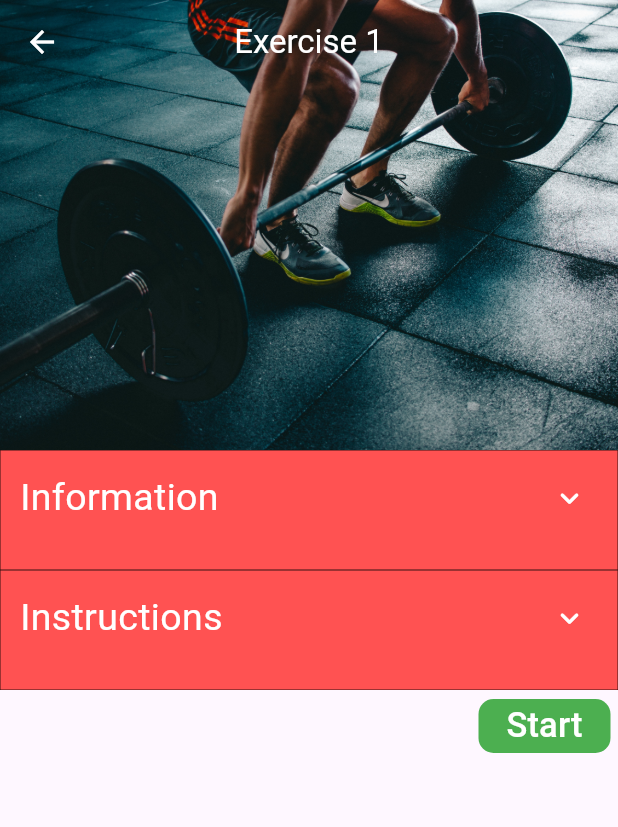
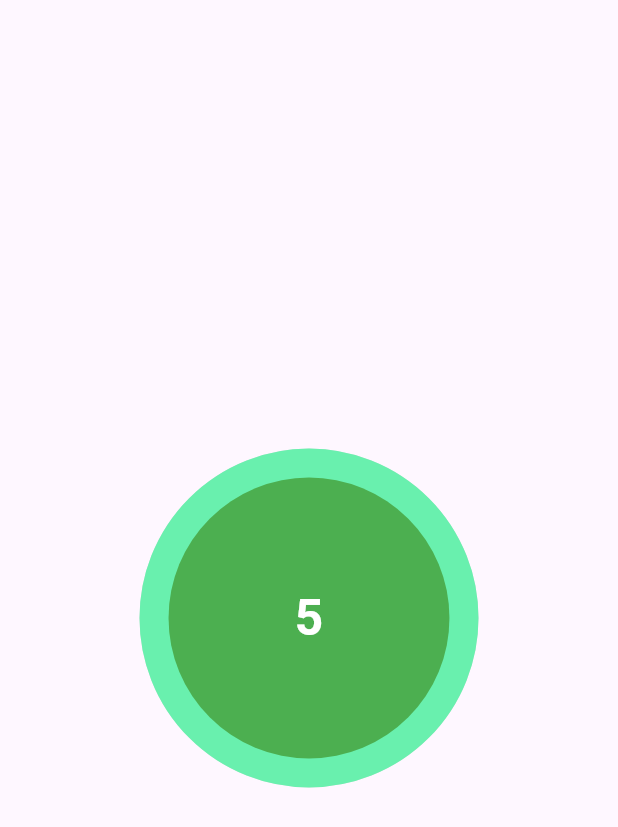
Before and after one commit to tedydevmac/innofest-app, a Flutter app: the InstructionPage screen opened directly, after a tap on "Start", on a phone screen of 412 x 824 dp. Shown: the top 827 px of the screen. Run offline on Flutter 3.47's test engine with Material 2 defaults, Android fonts, the phone set to English and light mode, and no system bars; drawn by our look-alikes of circular_countdown_timer; our stand-ins replace another_flutter_splash_screen, scroll_snap_list; Roboto replaces fonts that are missing (Avenir Medium, Avenir Roman).

Commit message:
added SplashScreen + Extra Select + ExercisePage

```diff
--- a/lib/components/Selection.dart
+++ b/lib/components/Selection.dart
@@ -9,12 +9,12 @@ class Select extends StatelessWidget {
   @override
   Widget build(BuildContext context) {
     return Container(
-      height: MediaQuery.of(context).size.height * 0.3,
+      height: MediaQuery.of(context).size.height * 0.22,
       width: MediaQuery.of(context).size.width,
       decoration: BoxDecoration(
         image: DecorationImage(
           image: AssetImage(imagePath),
-          fit: BoxFit.cover,
+          fit: BoxFit.fill,
         ),
       ),
       child: Row(
@@ -29,7 +29,7 @@ class Select extends StatelessWidget {
               ),
             ),
             child: Padding(
-              padding: const EdgeInsets.all(2),
+              padding: const EdgeInsets.all(3),
               child: Text(
                 title,
                 style: const TextStyle(
--- /dev/null
+++ b/lib/screens/ExercisePage.dart
@@ -0,0 +1,68 @@
+import 'package:flutter/material.dart';
+import 'package:circular_countdown_timer/circular_countdown_timer.dart';
+
+class ExercisePage extends StatefulWidget {
+  const ExercisePage({super.key});
+
+  @override
+  State<ExercisePage> createState() => _ExercisePageState();
+}
+
+class _ExercisePageState extends State<ExercisePage> {
+  @override
+  Widget build(BuildContext context) {
+    return Scaffold(
+      body: SafeArea(
+        bottom: false,
+        child: Column(
+          mainAxisAlignment: MainAxisAlignment.center,
+          crossAxisAlignment: CrossAxisAlignment.center,
+          children: [
+            Center(
+              child: CircularCountDownTimer(
+                duration: 5,
+                initialDuration: 0,
+                controller: CountDownController(),
+                width: MediaQuery.of(context).size.width / 2,
+                height: MediaQuery.of(context).size.height / 2,
+                ringColor: Colors.grey[300]!,
+                ringGradient: null,
+                fillColor: Colors.greenAccent,
+                fillGradient: null,
+                backgroundColor: Colors.green[500],
+                backgroundGradient: null,
+                strokeWidth: 20.0,
+                strokeCap: StrokeCap.round,
+                textStyle: const TextStyle(
+                    fontSize: 33.0,
+                    color: Colors.white,
+                    fontWeight: FontWeight.bold),
+                textFormat: CountdownTextFormat.S,
+                isReverse: true,
+                isReverseAnimation: true,
+                isTimerTextShown: true,
+                autoStart: true,
+                onStart: () {
+                  debugPrint('Countdown Started');
+                },
+                onComplete: () {
+                  debugPrint('Countdown Ended');
+                },
+                onChange: (String timeStamp) {
+                  debugPrint('Countdown Changed $timeStamp');
+                },
+                timeFormatterFunction: (defaultFormatterFunction, duration) {
+                  if (duration.inSeconds == 0) {
+                    return "START!";
+                  } else {
+                    return Function.apply(defaultFormatterFunction, [duration]);
+                  }
+                },
+              ),
+            ),
+          ],
+        ),
+      ),
+    );
+  }
+}
--- a/lib/screens/InstructionPage.dart
+++ b/lib/screens/InstructionPage.dart
@@ -1,4 +1,6 @@
+import 'package:flutter/cupertino.dart';
 import 'package:flutter/material.dart';
+import 'package:innofest_app/screens/ExercisePage.dart';
 
 class InstructionPage extends StatefulWidget {
   final String appBarTitle;
@@ -14,7 +16,6 @@ class _InstructionPageState extends State<InstructionPage>
     with TickerProviderStateMixin {
   bool expanded1 = false;
   bool expanded2 = false;
-  bool expanded3 = false;
   // 1
   late final AnimationController _controller1 = AnimationController(
     duration: const Duration(milliseconds: 250),
@@ -44,6 +45,33 @@ class _InstructionPageState extends State<InstructionPage>
   @override
   Widget build(BuildContext context) {
     return Scaffold(
+      floatingActionButton: SizedBox(
+        width: 95,
+        child: FloatingActionButton(
+          onPressed: () {
+            Navigator.of(context).push(
+              CupertinoPageRoute(
+                builder: (context) => const ExercisePage(),
+              ),
+            );
+          },
+          backgroundColor: Colors.green,
+          enableFeedback: true,
+          shape: RoundedRectangleBorder(
+            borderRadius: BorderRadius.circular(10),
+          ),
+          child: const Padding(
+            padding: EdgeInsets.symmetric(horizontal: 10, vertical: 5),
+            child: Text(
+              "Start",
+              style: TextStyle(
+                  fontFamily: "Avenir Roman",
+                  fontSize: 25,
+                  color: Colors.white),
+            ),
+          ),
+        ),
+      ),
       body: CustomScrollView(
         slivers: [
           SliverAppBar(
@@ -56,15 +84,44 @@ class _InstructionPageState extends State<InstructionPage>
                 fit: BoxFit.cover,
               ),
             ),
-            title: Text(
-              "Exercise ${widget.imageNo}",
-              style: const TextStyle(fontFamily: "Avenir Roman"),
+            pinned: true,
+            backgroundColor: widget.imageNo == "1"
+                ? Colors.blueGrey[700]
+                : widget.imageNo == "2"
+                    ? Colors.indigo[100]
+                    : Colors.white,
+            bottom: PreferredSize(
+              preferredSize: const Size.fromHeight(40),
+              child: Row(
+                mainAxisAlignment: MainAxisAlignment.start,
+                crossAxisAlignment: CrossAxisAlignment.center,
+                children: [
+                  Padding(
+                    padding: const EdgeInsets.symmetric(
+                        horizontal: 12.0, vertical: 5.0),
+                    child: Text(
+                      widget.appBarTitle,
+                      style: TextStyle(
+                        fontFamily: "Avenir Roman",
+                        fontSize:
+                            widget.appBarTitle == "Cardiovascular Endurance"
+                                ? 30
+                                : 35,
+                        color: widget.imageNo == "1"
+                            ? Colors.white
+                            : widget.imageNo == "2"
+                                ? Colors.white
+                                : widget.imageNo == "3"
+                                    ? Colors.black
+                                    : Colors.white,
                       ),
-            centerTitle: true,
+                    ),
+                  ),
+                ],
+              ),
+            ),
           ),
           SliverToBoxAdapter(
-            child: SingleChildScrollView(
-              physics: const NeverScrollableScrollPhysics(),
             child: Column(
               mainAxisAlignment: MainAxisAlignment.start,
               crossAxisAlignment: CrossAxisAlignment.start,
@@ -78,7 +135,8 @@ class _InstructionPageState extends State<InstructionPage>
                     border: Border.all(width: 0.3, color: Colors.black87),
                   ),
                   child: Padding(
-                      padding: const EdgeInsets.all(8.0),
+                    padding: const EdgeInsets.symmetric(
+                        horizontal: 12.0, vertical: 8.0),
                     child: Column(
                       mainAxisAlignment: MainAxisAlignment.start,
                       crossAxisAlignment: CrossAxisAlignment.start,
@@ -86,9 +144,6 @@ class _InstructionPageState extends State<InstructionPage>
                         Row(
                           mainAxisAlignment: MainAxisAlignment.start,
                           children: [
-                              const SizedBox(
-                                width: 5,
-                              ),
                             const Text(
                               "Information",
                               style: TextStyle(
@@ -120,7 +175,17 @@ class _InstructionPageState extends State<InstructionPage>
                               ),
                             ),
                           ],
-                          )
+                        ),
+                        if (expanded1 == true)
+                          const Expanded(
+                            child: Text(
+                              "Lorem ipsum dolor sit amet, consectetur adipiscing elit, sed do eiusmod tempor incididunt ut labore et dolore magna aliqua. Ut enim ad minim veniam, quis nostrud exercitation ullamco laboris nisi ut aliquip ex ea commodo consequat. Duis aute irure dolor in reprehenderit in voluptate velit esse cillum dolore eu fugiat nulla pariatur. Excepteur sint occaecat cupidatat non proident, sunt in culpa qui officia deserunt mollit anim id est laborum.",
+                              style: TextStyle(
+                                  fontFamily: "Avenir Medium",
+                                  fontSize: 18,
+                                  color: Colors.white),
+                            ),
+                          ),
                       ],
                     ),
                   ),
@@ -134,7 +199,8 @@ class _InstructionPageState extends State<InstructionPage>
                     border: Border.all(width: 0.3, color: Colors.black87),
                   ),
                   child: Padding(
-                      padding: const EdgeInsets.all(8.0),
+                    padding: const EdgeInsets.symmetric(
+                        horizontal: 12.0, vertical: 8.0),
                     child: Column(
                       mainAxisAlignment: MainAxisAlignment.start,
                       crossAxisAlignment: CrossAxisAlignment.start,
@@ -142,9 +208,6 @@ class _InstructionPageState extends State<InstructionPage>
                         Row(
                           mainAxisAlignment: MainAxisAlignment.start,
                           children: [
-                              const SizedBox(
-                                width: 5,
-                              ),
                             const Text(
                               "Instructions",
                               style: TextStyle(
@@ -176,33 +239,16 @@ class _InstructionPageState extends State<InstructionPage>
                               ),
                             ),
                           ],
-                          )
-                        ],
                         ),
-                    ),
-                  ),
-                  Row(
-                    mainAxisAlignment: MainAxisAlignment.end,
-                    children: [
-                      Padding(
-                        padding: const EdgeInsets.only(right: 5),
-                        child: MaterialButton(
-                          onPressed: () {},
-                          color: Colors.green[500],
-                          shape: RoundedRectangleBorder(
-                            borderRadius: BorderRadius.circular(10),
-                          ),
-                          elevation: 0,
-                          child: const Text(
-                            "Start",
+                        if (expanded2 == true)
+                          const Expanded(
+                            child: Text(
+                              "Lorem ipsum dolor sit amet, consectetur adipiscing elit, sed do eiusmod tempor incididunt ut labore et dolore magna aliqua. Ut enim ad minim veniam, quis nostrud exercitation ullamco laboris nisi ut aliquip ex ea commodo consequat. Duis aute irure dolor in reprehenderit in voluptate velit esse cillum dolore eu fugiat nulla pariatur. Excepteur sint occaecat cupidatat non proident, sunt in culpa qui officia deserunt mollit anim id est laborum.",
                               style: TextStyle(
                                   fontFamily: "Avenir Medium",
-                                fontSize: 23,
+                                  fontSize: 18,
                                   color: Colors.white),
                             ),
-                        ),
-                      )
-                    ],
                           ),
                       ],
                     ),
@@ -210,116 +256,9 @@ class _InstructionPageState extends State<InstructionPage>
                 ),
               ],
             ),
+          ),
+        ],
+      ),
     );
   }
 }
-
-/*
-
-AppBar(
-        leading: Builder(
-          builder: (BuildContext context) {
-            return IconButton(
-              icon: const Icon(Icons.arrow_back_ios_rounded),
-              iconSize: 23,
-              onPressed: () {
-                Navigator.of(context).pop();
-              },
-            );
-          },
-        ),
-        title: Text(
-          widget.appBarTitle,
-          style: const TextStyle(fontFamily: "Avenir Roman", fontSize: 24),
-        ),
-      ),
-
-SafeArea(
-        child: Column(
-          mainAxisAlignment: MainAxisAlignment.center,
-          crossAxisAlignment: CrossAxisAlignment.center,
-          children: [
-            Expanded(
-              child: SingleChildScrollView(
-                child: AnimatedContainer(
-                  duration: const Duration(milliseconds: 200),
-                  height: expanded ? 200 : 100,
-                  width: MediaQuery.of(context).size.width,
-                  decoration: const BoxDecoration(
-                    color: Colors.redAccent,
-                    borderRadius: BorderRadius.all(
-                      Radius.circular(10.0),
-                    ),
-                  ),
-                  child: Padding(
-                    padding: const EdgeInsets.all(8.0),
-                    child: Column(
-                      mainAxisAlignment: MainAxisAlignment.start,
-                      crossAxisAlignment: CrossAxisAlignment.start,
-                      children: [
-                        Row(
-                          mainAxisAlignment: MainAxisAlignment.end,
-                          children: [
-                            RotationTransition(
-                              turns: Tween(begin: 0.0, end: 0.5)
-                                  .animate(_animation),
-                              child: IconButton(
-                                icon: const Icon(
-                                  Icons.keyboard_arrow_down_rounded,
-                                  size: 25,
-                                  color: Colors.white,
-                                ),
-                                onPressed: () {
-                                  setState(() {
-                                    expanded = !expanded;
-                                    if (_controller.status ==
-                                        AnimationStatus.completed) {
-                                      _controller.reverse();
-                                    } else {
-                                      _controller.forward();
-                                    }
-                                  });
-                                },
-                              ),
-                            ),
-                          ],
-                        )
-                      ],
-                    ),
-                  ),
-                ),
-              ),
-            ),
-          ],
-        ),
-      ),
-*/
-
-class _CustomHeaderDelegate extends SliverPersistentHeaderDelegate {
-  final double height;
-  final Widget child;
-
-  _CustomHeaderDelegate({
-    required this.height,
-    required this.child,
-  });
-
-  @override
-  double get minExtent => height;
-  @override
-  double get maxExtent => height;
-
-  @override
-  Widget build(
-      BuildContext context, double shrinkOffset, bool overlapsContent) {
-    return SizedBox.fromSize(
-      size: Size.fromHeight(height),
-      child: child,
-    );
-  }
-
-  @override
-  bool shouldRebuild(_CustomHeaderDelegate oldDelegate) {
-    return height != oldDelegate.height || child != oldDelegate.child;
-  }
-}
--- a/pubspec.yaml
+++ b/pubspec.yaml
@@ -34,6 +34,9 @@ dependencies:
   # The following adds the Cupertino Icons font to your application.
   # Use with the CupertinoIcons class for iOS style icons.
   cupertino_icons: ^1.0.2
+  another_flutter_splash_screen: ^1.1.5
+  circular_countdown_timer: ^0.2.3
+  scroll_snap_list: ^0.9.1
 
 dev_dependencies:
   flutter_test:
@@ -61,7 +64,9 @@ flutter:
     - assets/1.jpg
     - assets/2.jpg
     - assets/3.jpg
+    - assets/4.jpg
     - assets/logo.jpeg
+    - assets/logo-transparent.png
 
   # An image asset can refer to one or more resolution-specific "variants", see
   # https://flutter.dev/assets-and-images/#resolution-aware
```
Also changed, not shown: lib/main.dart (+10 -6 lines), lib/screens/HomePage.dart (+34 -11 lines), lib/screens/SplashScreenPage.dart (added, +29 -0 lines), assets/4.jpg (added), assets/logo-transparent.png (added), pubspec.lock. Lines whose indentation alone changed are shown as unchanged.
